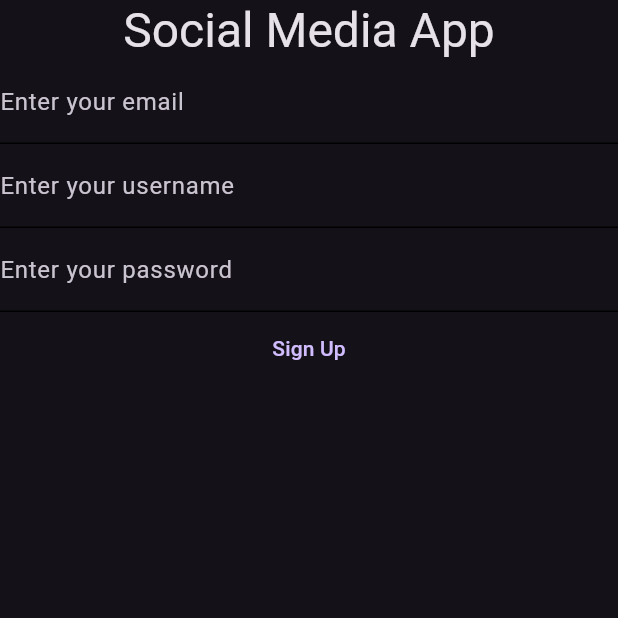
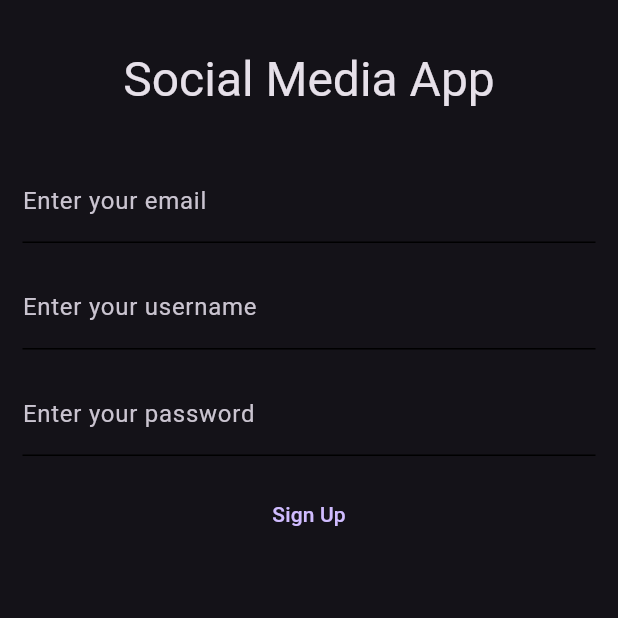
Before and after one commit to adametsderschopfer/social_media_flutter_edu, a Flutter app: the screen it shows after launch, on a phone screen of 412 x 824 dp, the top half of it. Run offline on Flutter 3.47's test engine with Material 3 defaults, Android fonts, the phone set to English and light mode, and no system bars.

Commit message:
feat(signup): add indents

```diff
--- a/lib/screens/sign_up_screen.dart
+++ b/lib/screens/sign_up_screen.dart
@@ -23,10 +23,19 @@ class _SignUpScreenState extends State<SignUpScreen> {
         body: SafeArea(
             child: Form(
       key: _formKey,
+      child: Padding(
+        padding: const EdgeInsets.all(15.0),
+        child: SingleChildScrollView(
           child: Column(
+            mainAxisSize: MainAxisSize.max,
             children: <Widget>[
-          Text("Social Media App",
+              Padding(
+                padding: const EdgeInsets.symmetric(vertical: 18),
+                child: Text("Social Media App",
                     style: Theme.of(context).textTheme.headlineLarge),
+              ),
+
+              const SizedBox(height: 15),
 
               // email
               TextFormField(
@@ -53,6 +62,8 @@ class _SignUpScreenState extends State<SignUpScreen> {
                 },
               ),
 
+              const SizedBox(height: 15),
+
               // username
               TextFormField(
                 focusNode: _usernameFocusNode,
@@ -77,6 +88,8 @@ class _SignUpScreenState extends State<SignUpScreen> {
                   return null;
                 },
               ),
+
+              const SizedBox(height: 15),
 
               // password
               TextFormField(
@@ -107,6 +120,8 @@ class _SignUpScreenState extends State<SignUpScreen> {
                 },
               ),
 
+              const SizedBox(height: 15),
+
               TextButton(
                 child: const Text("Sign Up"),
                 onPressed: () {
@@ -115,6 +130,8 @@ class _SignUpScreenState extends State<SignUpScreen> {
               )
             ],
           ),
+        ),
+      ),
     )));
   }
 }
```
Lines whose indentation alone changed are shown as unchanged.
